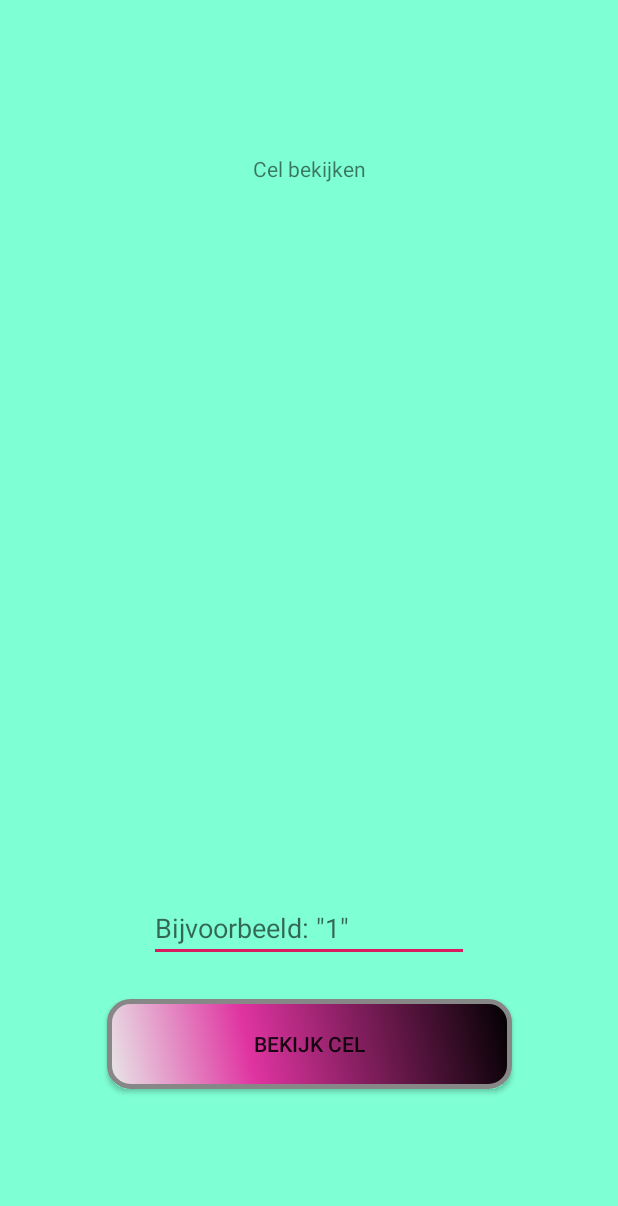
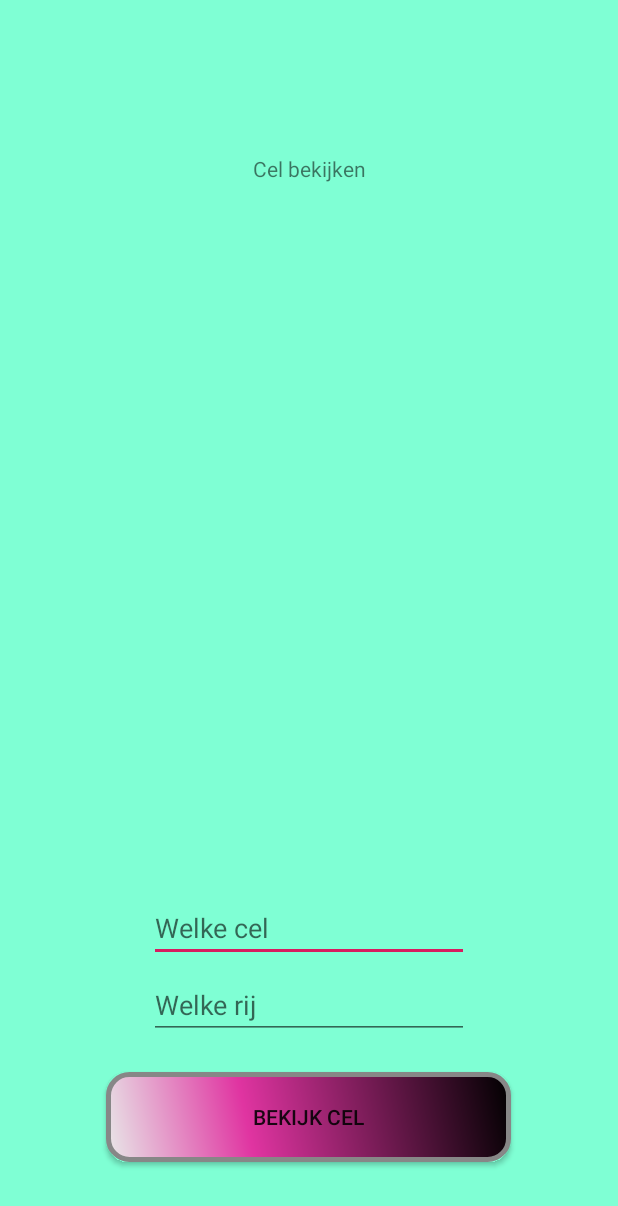
Before and after one commit to feyokorenhof/oogopslag_final, an Android app: the viewCell screen opened directly, with no data from a screen before it, after a tap on "BEKIJK CEL", on a phone screen of 412 x 824 dp. Shown: the top 1206 px of the screen. Run offline under Robolectric (Android 15) with nearby library versions, the phone set to English and light mode, and no system bars; our stand-ins replace Firebase (no records; nobody signed in at launch, a user with empty details on screens opened directly).

Commit message:
Cellen hebben nu rijen. Je kunt nu cellen geheel bekijken of een specifieke rij!

```diff
--- a/app/src/main/java/com/example/oogopslag_final/Beheer.java
+++ b/app/src/main/java/com/example/oogopslag_final/Beheer.java
@@ -60,9 +60,11 @@ public class Beheer extends AppCompatActivity {
                 //DateFormat dateFormat = new SimpleDateFormat("yyyy/MM/dd HH:mm:ss");
                 //Date date = new Date();
                 String cellname = "Cell" + (numCells + 1);
+                Cell cell = new Cell(1,2,3,4,5,6);
 
-                System.out.println(cellname);
-                table_cells.child(cellname).setValue(cellname);
+
+                System.out.println(cell);
+                table_cells.child(cellname).setValue(cell);
                 finish();
 
 
--- a/app/src/main/java/com/example/oogopslag_final/viewCell.java
+++ b/app/src/main/java/com/example/oogopslag_final/viewCell.java
@@ -24,7 +24,7 @@ public class viewCell extends AppCompatActivity {
 
     ArrayList<Kist> kisten = new ArrayList<>();
     Button btn_viewCel;
-    EditText edit_viewCel;
+    EditText edit_viewCel, edit_viewRow;
     ListView lv;
     private KistAdapter kistAdapter;
     final FirebaseDatabase database = FirebaseDatabase.getInstance();
@@ -39,6 +39,7 @@ public class viewCell extends AppCompatActivity {
         setContentView(R.layout.activity_view_cel);
         btn_viewCel = findViewById(R.id.btnViewCel);
         edit_viewCel = findViewById(R.id.edtViewCel);
+        edit_viewRow = findViewById(R.id.edtViewRow);
         lv = findViewById(R.id.kistenView);
 
         btn_viewCel.setOnClickListener(new View.OnClickListener() {
@@ -54,15 +55,37 @@ public class viewCell extends AppCompatActivity {
 
     public void showCell(){
         kisten.clear();
-        final DatabaseReference table_cell = table_cells.child("Cell" + edit_viewCel.getText());
+        String cellRef = "Cell" + edit_viewCel.getText();
+        String rowRef = "row" + edit_viewRow.getText();
+        final DatabaseReference table_cellBird = table_cells.child(cellRef);
+        final DatabaseReference table_cellzoom = table_cells.child(cellRef).child(rowRef);
 
-        table_cell.addValueEventListener(new ValueEventListener() {
+        if(edit_viewRow.getText().toString().equals("")){
+            System.out.println("Bird");
+            table_cellBird.addValueEventListener(new ValueEventListener() {
                 @Override
                 public void onDataChange(@NonNull DataSnapshot dataSnapshot) {
                     for (DataSnapshot snapshot : dataSnapshot.getChildren()) {
+
+                        System.out.println(snapshot.getValue());
+                        if(snapshot.getKey().contains("row")){
+                            for(DataSnapshot snapshotrow : snapshot.getChildren()){
+                                Kist kist = snapshotrow.getValue(Kist.class);
+                                kisten.add(kist);
+                                loadListView();
+                            }
+
+
+                        }
+                        else{
                             Kist kist = snapshot.getValue(Kist.class);
                             kisten.add(kist);
                             loadListView();
+
+                        }
+
+
+
 
 
 
@@ -80,6 +103,42 @@ public class viewCell extends AppCompatActivity {
                 }
             });
 
+        }
+        else{
+
+            table_cellzoom.addValueEventListener(new ValueEventListener() {
+                @Override
+                public void onDataChange(@NonNull DataSnapshot dataSnapshot) {
+                    for (DataSnapshot snapshot : dataSnapshot.getChildren()) {
+                        Kist kist = snapshot.getValue(Kist.class);
+                        kisten.add(kist);
+                        loadListView();
+
+
+
+
+
+                        //System.out.println(kist.getCel());
+                        //System.out.println(snapshot);
+
+                    }
+
+                }
+
+                @Override
+                public void onCancelled(@NonNull DatabaseError databaseError) {
+
+                }
+            });
+
+
+
+        }
+
+
+
+
+
 
 
 
--- a/app/src/main/res/layout/activity_addkist.xml
+++ b/app/src/main/res/layout/activity_addkist.xml
@@ -162,7 +162,7 @@
         app:layout_constraintVertical_bias="0.49" />
 
     <EditText
-        android:id="@+id/editAmount"
+        android:id="@+id/editRow"
         android:layout_width="wrap_content"
         android:layout_height="wrap_content"
         android:layout_marginStart="8dp"
@@ -172,7 +172,7 @@
         android:layout_marginRight="8dp"
         android:layout_marginBottom="8dp"
         android:ems="10"
-        android:hint="Vul hoeveelheid in"
+        android:hint="Vul rij in"
         android:inputType="textPersonName"
         app:layout_constraintBottom_toBottomOf="parent"
         app:layout_constraintEnd_toEndOf="parent"
--- a/app/src/main/res/layout/activity_view_cel.xml
+++ b/app/src/main/res/layout/activity_view_cel.xml
@@ -38,9 +38,10 @@
         android:text="Bekijk cel"
         app:layout_constraintBottom_toBottomOf="parent"
         app:layout_constraintEnd_toEndOf="parent"
+        app:layout_constraintHorizontal_bias="0.496"
         app:layout_constraintStart_toStartOf="parent"
         app:layout_constraintTop_toTopOf="parent"
-        app:layout_constraintVertical_bias="0.88" />
+        app:layout_constraintVertical_bias="0.945" />
 
     <EditText
         android:id="@+id/edtViewCel"
@@ -53,13 +54,32 @@
         android:layout_marginRight="8dp"
         android:layout_marginBottom="8dp"
         android:ems="10"
-        android:hint='Bijvoorbeeld: "1"'
+        android:hint="Welke cel"
         android:inputType="textPersonName"
         app:layout_constraintBottom_toBottomOf="parent"
         app:layout_constraintEnd_toEndOf="parent"
         app:layout_constraintStart_toStartOf="parent"
         app:layout_constraintTop_toTopOf="parent"
         app:layout_constraintVertical_bias="0.771" />
+
+    <EditText
+        android:id="@+id/edtViewRow"
+        android:layout_width="wrap_content"
+        android:layout_height="wrap_content"
+        android:layout_marginStart="8dp"
+        android:layout_marginLeft="8dp"
+        android:layout_marginTop="8dp"
+        android:layout_marginEnd="8dp"
+        android:layout_marginRight="8dp"
+        android:layout_marginBottom="8dp"
+        android:ems="10"
+        android:hint="Welke rij"
+        android:inputType="textPersonName"
+        app:layout_constraintBottom_toBottomOf="parent"
+        app:layout_constraintEnd_toEndOf="parent"
+        app:layout_constraintStart_toStartOf="parent"
+        app:layout_constraintTop_toTopOf="parent"
+        app:layout_constraintVertical_bias="0.838" />
 
     <ListView
         android:id="@+id/kistenView"
```
Also changed, not shown: app/src/main/java/com/example/oogopslag_final/AddKist.java (+6 -2 lines), app/src/main/java/com/example/oogopslag_final/Model/Cell.java (+63 -1 lines), app/src/main/res/layout/activity_beheer.xml (+1 -14 lines). Lines whose indentation alone changed are shown as unchanged.
